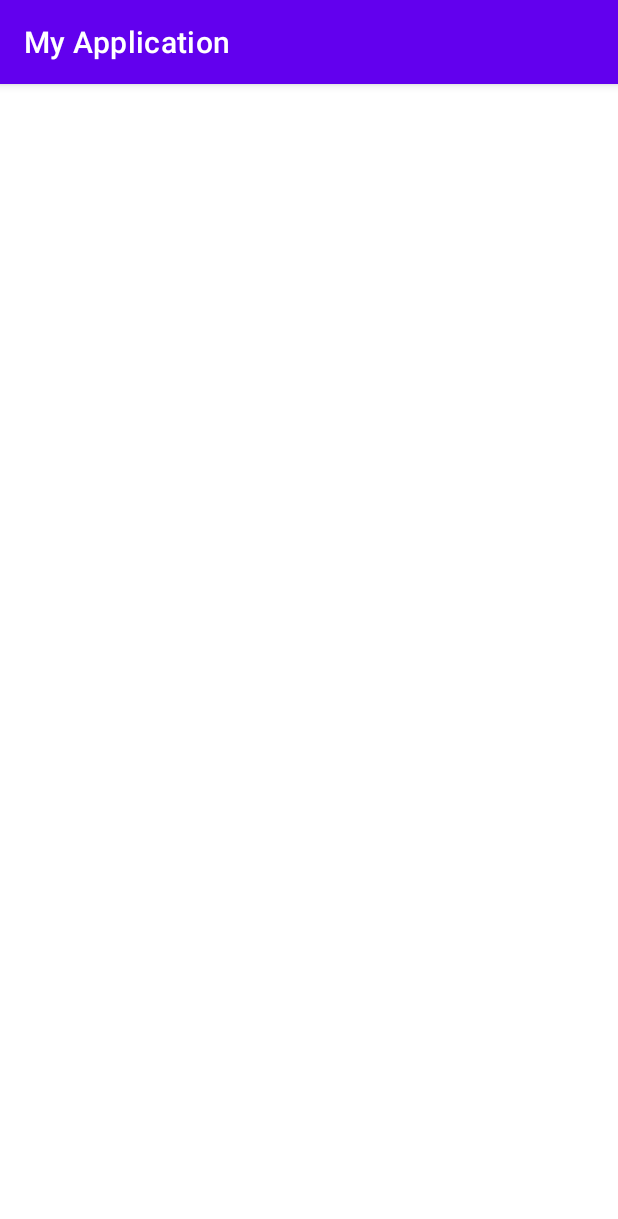
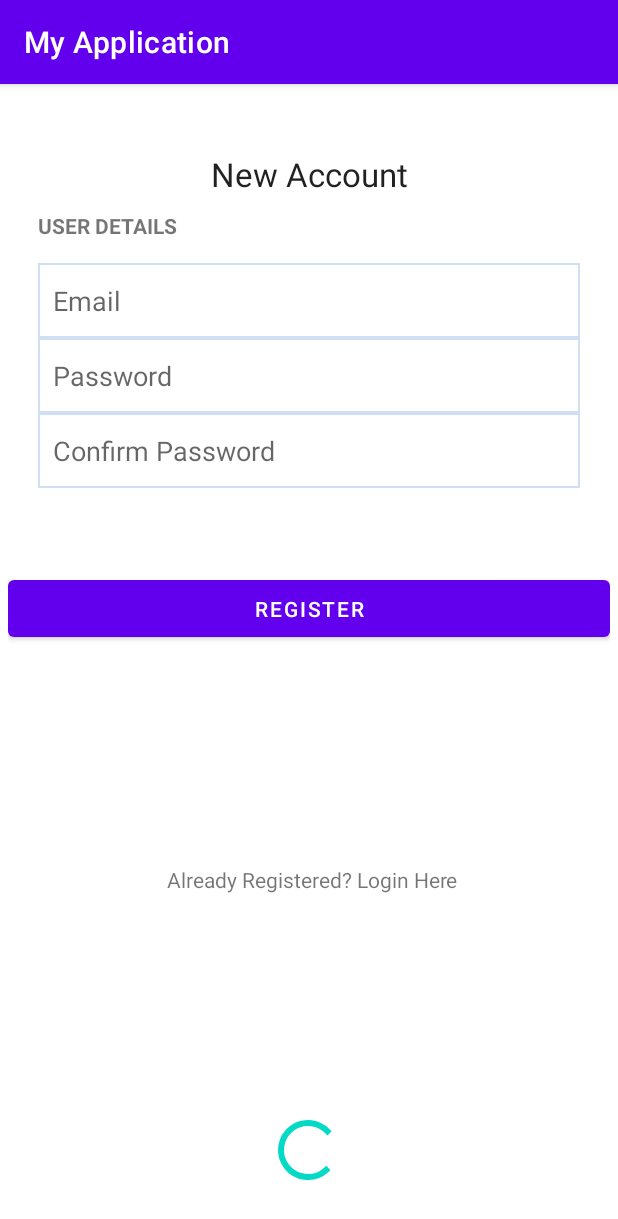
Before and after one commit to Renu11111/Capstoneproject, an Android app: the Register screen opened directly, with no data from a screen before it, on a phone screen of 412 x 824 dp. Shown: the top 1219 px of the screen. Run offline under Robolectric (Android 15) with nearby library versions, the phone set to English and light mode, and no system bars; our stand-ins replace Firebase (no records; nobody signed in at launch, a user with empty details on screens opened directly).

Commit message:
xml files

```diff
--- a/app/src/main/res/layout/activity_firstpagelogin.xml
+++ b/app/src/main/res/layout/activity_firstpagelogin.xml
@@ -28,21 +28,27 @@
             android:layout_marginTop="20dp"
             android:text="Login"
             android:textAlignment="center"
-             />
+            android:textAppearance="@style/TextAppearance.AppCompat.Large" />
 
         <EditText
             android:id="@+id/lEmail"
             android:layout_width="match_parent"
             android:layout_height="wrap_content"
             android:layout_marginTop="10dp"
-           />
+            android:background="@drawable/textview_border"
+            android:ems="10"
+            android:hint="Email"
+            android:inputType="textEmailAddress" />
 
         <EditText
             android:id="@+id/lPassword"
             android:layout_width="match_parent"
             android:layout_height="wrap_content"
             android:layout_marginTop="10dp"
-           />
+            android:background="@drawable/textview_border"
+            android:ems="10"
+            android:hint="Password"
+            android:inputType="textPassword" />
 
         <Button
             android:id="@+id/userLogin"
@@ -73,4 +79,6 @@
         app:layout_constraintEnd_toEndOf="parent"
         app:layout_constraintHorizontal_bias="0.498"
         app:layout_constraintStart_toStartOf="parent" />
+
+
 </androidx.constraintlayout.widget.ConstraintLayout>
--- a/app/src/main/res/layout/activity_product.xml
+++ b/app/src/main/res/layout/activity_product.xml
@@ -4,6 +4,19 @@
     xmlns:tools="http://schemas.android.com/tools"
     android:layout_width="match_parent"
     android:layout_height="match_parent"
-    tools:context=".Product">
+    tools:context=".MainActivity">
+
+    <androidx.recyclerview.widget.RecyclerView
+        android:id="@+id/recylerView"
+        android:layout_width="match_parent"
+        android:layout_height="match_parent"
+        android:layout_marginBottom="20dp"
+        android:layout_marginEnd="8dp"
+        android:layout_marginStart="8dp"
+        android:layout_marginTop="8dp"
+        app:layout_constraintEnd_toEndOf="parent"
+        app:layout_constraintStart_toStartOf="parent"
+        app:layout_constraintTop_toTopOf="parent"
+        app:layout_constraintVertical_bias="0.0"/>
 
 </androidx.constraintlayout.widget.ConstraintLayout>
--- a/app/src/main/res/layout/activity_register.xml
+++ b/app/src/main/res/layout/activity_register.xml
@@ -7,4 +7,100 @@
     android:padding="5dp"
     tools:context=".Register">
 
+    <LinearLayout
+        android:id="@+id/linearContainer"
+        android:layout_width="match_parent"
+        android:layout_height="0dp"
+        android:layout_margin="10dp"
+        android:padding="10dp"
+        android:orientation="vertical"
+        app:layout_constraintEnd_toEndOf="parent"
+        app:layout_constraintHorizontal_bias="1.0"
+        app:layout_constraintStart_toStartOf="parent"
+        app:layout_constraintTop_toTopOf="parent"
+        app:layout_constraintVertical_bias="0.0">
+
+        <TextView
+            android:id="@+id/textView6"
+            android:layout_width="match_parent"
+            android:layout_height="wrap_content"
+            android:layout_marginTop="20dp"
+            android:text="New Account"
+            android:textAlignment="center"
+            android:textAppearance="@style/TextAppearance.AppCompat.Large" />
+
+        <TextView
+            android:id="@+id/textView4"
+            android:layout_width="match_parent"
+            android:layout_height="wrap_content"
+            android:layout_marginTop="10dp"
+            android:layout_marginBottom="5dp"
+            android:text="USER DETAILS"
+            android:textStyle="bold" />
+
+        <EditText
+            android:id="@+id/rEmail"
+            android:layout_width="match_parent"
+            android:layout_height="wrap_content"
+            android:layout_marginTop="10dp"
+            android:background="@drawable/textview_border"
+            android:ems="10"
+            android:hint="Email"
+            android:inputType="textEmailAddress" />
+
+        <EditText
+            android:id="@+id/rPassword"
+            android:layout_width="match_parent"
+            android:layout_height="wrap_content"
+            android:background="@drawable/textview_border"
+            android:ems="10"
+            android:hint="Password"
+            android:inputType="textPassword" />
+
+        <EditText
+            android:id="@+id/rConfirmPassword"
+            android:layout_width="match_parent"
+            android:layout_height="wrap_content"
+            android:background="@drawable/textview_border"
+            android:ems="10"
+            android:hint="Confirm Password"
+            android:inputType="textPassword" />
+
+    </LinearLayout>
+
+    <Button
+        android:id="@+id/registerUser"
+        android:layout_width="match_parent"
+        android:layout_height="wrap_content"
+        android:height="50dp"
+        android:text="Register"
+        app:layout_constraintBottom_toBottomOf="parent"
+        app:layout_constraintEnd_toEndOf="parent"
+        app:layout_constraintHorizontal_bias="1.0"
+        app:layout_constraintStart_toStartOf="parent"
+        app:layout_constraintTop_toBottomOf="@+id/linearContainer"
+        app:layout_constraintVertical_bias="0.104" />
+
+    <TextView
+        android:id="@+id/goToLogin"
+        android:layout_width="wrap_content"
+        android:layout_height="wrap_content"
+        android:text="Already Registered? Login Here"
+        app:layout_constraintBottom_toTopOf="@+id/progressBar"
+        app:layout_constraintEnd_toEndOf="parent"
+        app:layout_constraintHorizontal_bias="0.51"
+        app:layout_constraintStart_toStartOf="parent"
+        app:layout_constraintTop_toBottomOf="@+id/registerUser" />
+
+    <ProgressBar
+        android:id="@+id/progressBar"
+        style="?android:attr/progressBarStyle"
+        android:layout_width="wrap_content"
+        android:layout_height="wrap_content"
+        android:layout_marginBottom="28dp"
+        app:layout_constraintBottom_toBottomOf="parent"
+        app:layout_constraintEnd_toEndOf="parent"
+        app:layout_constraintHorizontal_bias="0.498"
+        app:layout_constraintStart_toStartOf="parent" />
+
     </androidx.constraintlayout.widget.ConstraintLayout>
```
Also changed, not shown: app/src/main/res/layout/activity_category.xml (indentation only).
